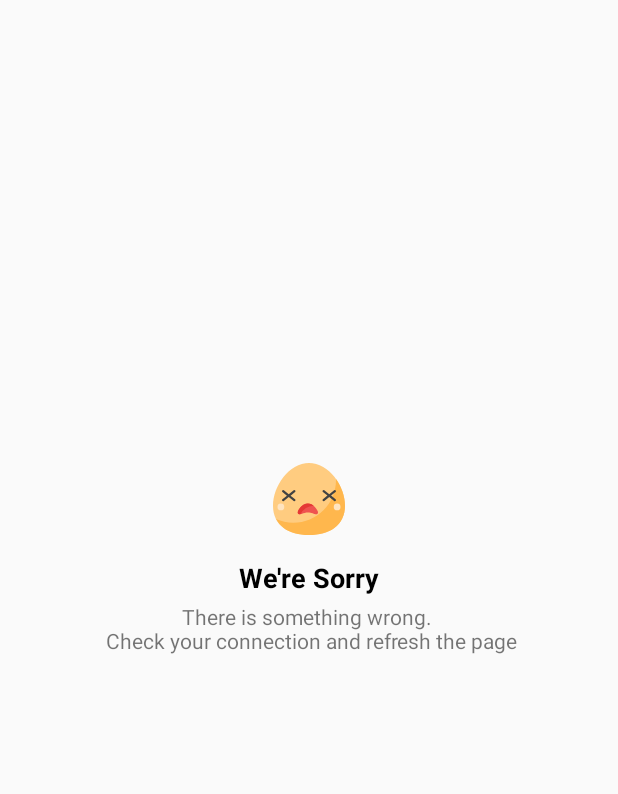
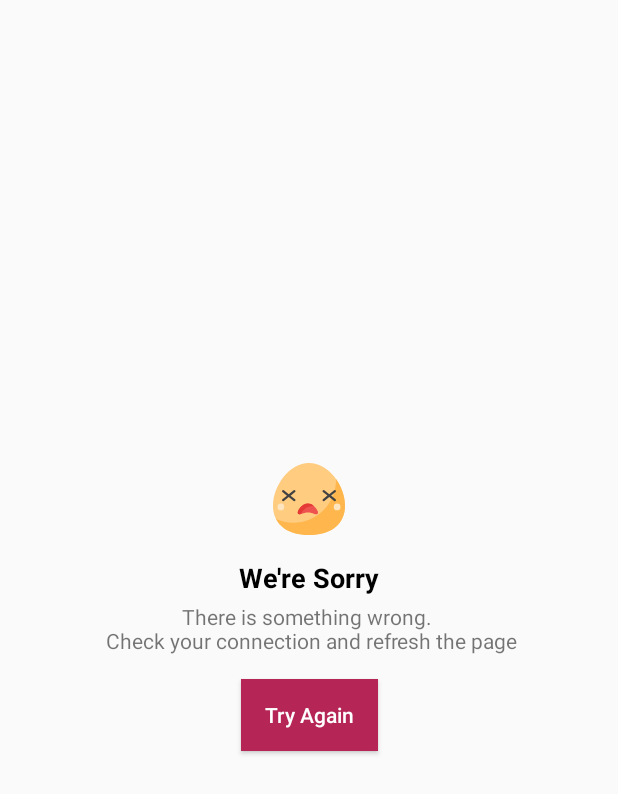
Before and after one commit to zuludin04/Warkop, an Android app: the layout error_layout.xml on its own in the app's theme, with its tools: preview values and no code run, on a phone screen of 412 x 824 dp. Shown: the top 794 px of the screen. Run offline under Robolectric (Android 15) with nearby library versions, the phone set to English and light mode, and no system bars.

```diff
--- a/detail/src/main/java/com/app/zuludin/detail/CafeDetailFragment.kt
+++ b/detail/src/main/java/com/app/zuludin/detail/CafeDetailFragment.kt
@@ -42,6 +42,7 @@ class CafeDetailFragment : Fragment() {
             DataBindingUtil.inflate(inflater, R.layout.fragment_cafe_detail, container, false)
 
         dataBinding.viewModel = viewModel
+        dataBinding.timeoutLayout.viewModel = viewModel
         dataBinding.lifecycleOwner = viewLifecycleOwner
 
         return dataBinding.root
--- a/detail/src/main/res/layout/error_layout.xml
+++ b/detail/src/main/res/layout/error_layout.xml
@@ -1,6 +1,14 @@
 <?xml version="1.0" encoding="utf-8"?>
-<androidx.constraintlayout.widget.ConstraintLayout xmlns:android="http://schemas.android.com/apk/res/android"
-    xmlns:app="http://schemas.android.com/apk/res-auto"
+<layout xmlns:android="http://schemas.android.com/apk/res/android"
+    xmlns:app="http://schemas.android.com/apk/res-auto">
+
+    <data>
+        <variable
+            name="viewModel"
+            type="com.app.zuludin.detail.CafeDetailViewModel" />
+    </data>
+
+    <androidx.constraintlayout.widget.ConstraintLayout
         android:layout_width="match_parent"
         android:layout_height="match_parent">
 
@@ -38,6 +46,22 @@
             app:layout_constraintStart_toStartOf="parent"
             app:layout_constraintTop_toBottomOf="@+id/error_message" />
 
+        <Button
+            android:id="@+id/try_button"
+            android:layout_width="wrap_content"
+            android:layout_height="wrap_content"
+            android:layout_marginTop="16dp"
+            android:background="#b52656"
+            android:onClick="@{() -> viewModel.refreshDetailLayout()}"
+            android:paddingStart="16dp"
+            android:paddingEnd="16dp"
+            android:text="@string/try_again"
+            android:textAllCaps="false"
+            android:textColor="@android:color/white"
+            app:layout_constraintEnd_toEndOf="parent"
+            app:layout_constraintStart_toStartOf="parent"
+            app:layout_constraintTop_toBottomOf="@+id/wrong" />
+
         <androidx.constraintlayout.widget.Guideline
             android:id="@+id/guideline"
             android:layout_width="wrap_content"
@@ -46,3 +70,5 @@
             app:layout_constraintGuide_begin="365dp" />
 
     </androidx.constraintlayout.widget.ConstraintLayout>
+
+</layout>
--- a/home/src/main/java/com/app/zuludin/home/HomeFragment.kt
+++ b/home/src/main/java/com/app/zuludin/home/HomeFragment.kt
@@ -31,6 +31,7 @@ class HomeFragment : Fragment() {
         dataBinding = DataBindingUtil.inflate(inflater, R.layout.fragment_home, container, false)
 
         dataBinding.viewModel = viewModel
+        dataBinding.errorLayout.viewModel = viewModel
         dataBinding.lifecycleOwner = viewLifecycleOwner
 
         return dataBinding.root
--- a/list/src/main/java/com/app/zuludin/list/CafeListFragment.kt
+++ b/list/src/main/java/com/app/zuludin/list/CafeListFragment.kt
@@ -36,6 +36,7 @@ class CafeListFragment : Fragment() {
             DataBindingUtil.inflate(inflater, R.layout.fragment_cafe_list, container, false)
 
         dataBinding.viewModel = viewModel
+        dataBinding.errorTimeoutLayout.viewModel = viewModel
         dataBinding.lifecycleOwner = viewLifecycleOwner
 
         return dataBinding.root
```
Also changed, not shown: detail/src/main/java/com/app/zuludin/detail/view/DetailBinding.kt (+4 -3 lines), detail/src/main/res/layout/fragment_cafe_detail.xml (+19 -8 lines), home/src/main/java/com/app/zuludin/home/view/HomeBinding.kt (+4 -3 lines), home/src/main/res/layout/fragment_home.xml (+19 -8 lines), home/src/main/res/layout/timeout_layout.xml (+30 -3 lines), list/src/main/java/com/app/zuludin/list/view/ListBinding.kt (+4 -3 lines), list/src/main/res/layout/error_timeout_layout.xml (+28 -2 lines), list/src/main/res/layout/fragment_cafe_list.xml (+19 -8 lines). Lines whose indentation alone changed are shown as unchanged.
